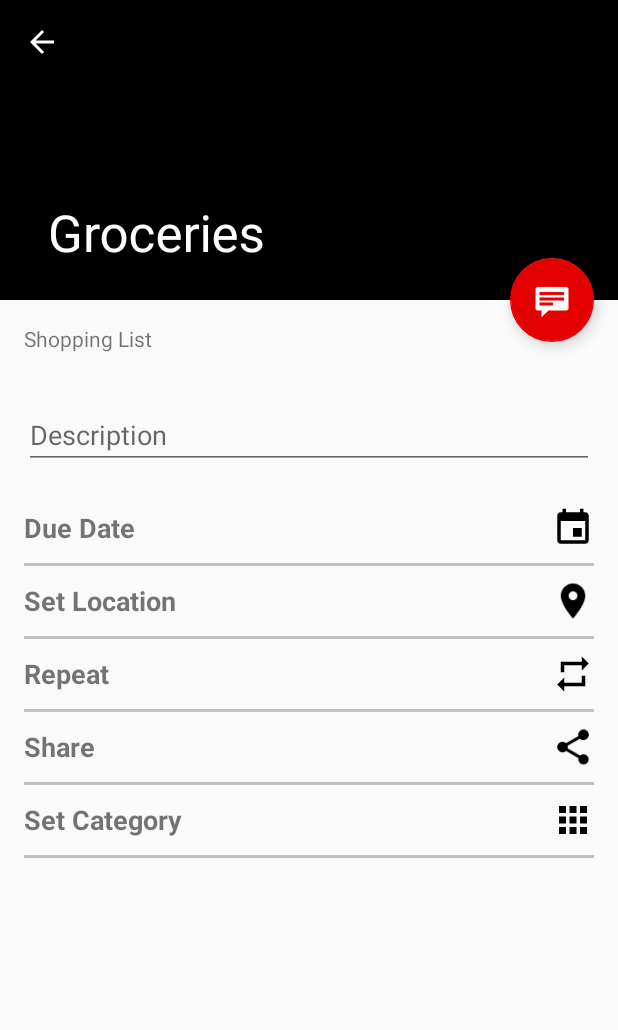
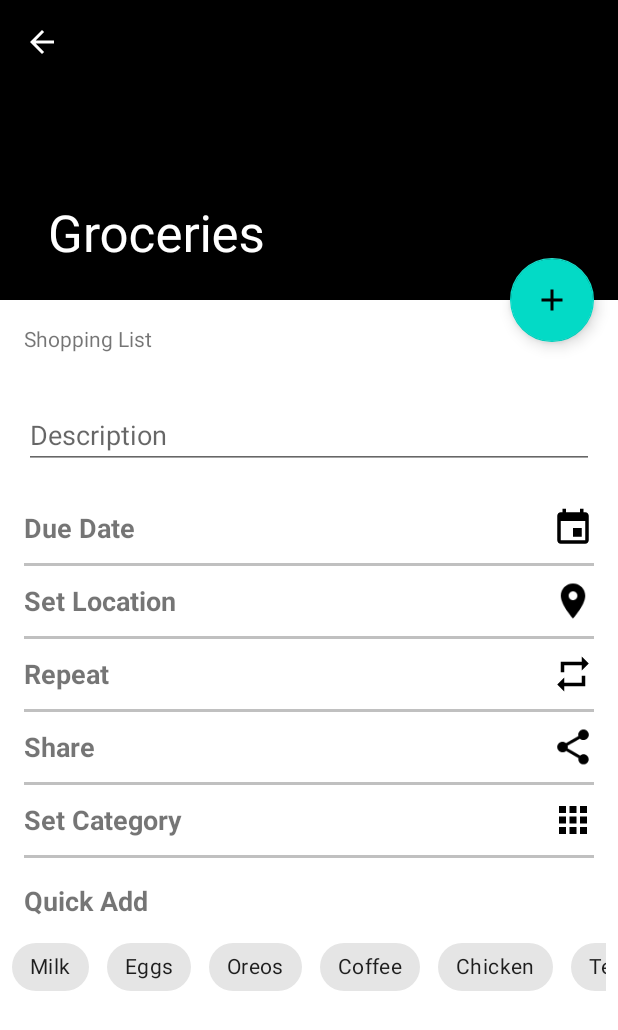
Before and after one commit to ryubears/re-mind, an Android app: the screen it shows after launch (TaskDetailActivity), after a tap on "Groceries", on a phone screen of 412 x 824 dp. Shown: the top 1030 px of the screen. Run offline under Robolectric (Android 15) with nearby library versions, the light colour scheme and no system bars; our stand-ins replace Firebase (no records; nobody signed in at launch, a user with empty details on screens opened directly).

Commit message:
Integrated Kaden's Quick Add

```diff
--- /dev/null
+++ b/app/src/main/res/drawable/add_white_transparent.xml
@@ -0,0 +1,5 @@
+<vector android:height="24dp" android:tint="#FFFFFF"
+    android:viewportHeight="24.0" android:viewportWidth="24.0"
+    android:width="24dp" xmlns:android="http://schemas.android.com/apk/res/android">
+    <path android:fillColor="#FF000000" android:pathData="M19,13h-6v6h-2v-6H5v-2h6V5h2v6h6v2z"/>
+</vector>
--- a/app/src/main/res/layout/activity_task_detail.xml
+++ b/app/src/main/res/layout/activity_task_detail.xml
@@ -49,6 +49,6 @@
         android:layout_margin="@dimen/fab_margin"
         app:layout_anchor="@+id/task_detail_container"
         app:layout_anchorGravity="top|end"
-        app:srcCompat="@android:drawable/stat_notify_chat" />
+        app:srcCompat="@drawable/add_white_transparent" />
 
 </androidx.coordinatorlayout.widget.CoordinatorLayout>
--- a/app/src/main/res/layout/quick_add.xml
+++ b/app/src/main/res/layout/quick_add.xml
@@ -1,7 +1,6 @@
 <?xml version="1.0" encoding="utf-8"?>
 <androidx.constraintlayout.widget.ConstraintLayout xmlns:android="http://schemas.android.com/apk/res/android"
     xmlns:app="http://schemas.android.com/apk/res-auto"
-    xmlns:tools="http://schemas.android.com/tools"
     android:id="@+id/quick_add"
     android:layout_width="match_parent"
     android:layout_height="wrap_content"
@@ -15,7 +14,7 @@
         android:layout_marginTop="8dp"
         android:layout_marginBottom="8dp"
         android:text="@string/quick_add"
-        android:textSize="24sp"
+        android:textSize="18sp"
         android:textStyle="bold"
         app:layout_constraintBottom_toTopOf="@+id/horizontalScrollView2"
         app:layout_constraintStart_toStartOf="parent"
@@ -28,6 +27,8 @@
         android:layout_height="match_parent"
         android:layout_marginBottom="8dp"
         android:fillViewport="true"
+        android:scrollbars="none"
+        android:overScrollMode="always"
         app:layout_constraintBottom_toBottomOf="parent"
         app:layout_constraintEnd_toEndOf="parent"
         app:layout_constraintStart_toStartOf="parent">
@@ -41,39 +42,45 @@
                 android:id="@+id/quick_add_chips"
                 android:layout_width="match_parent"
                 android:layout_height="match_parent"
-                app:chipSpacingHorizontal="8dp"
+                app:chipSpacingHorizontal="12dp"
                 app:singleLine="true">
 
 
                 <com.google.android.material.chip.Chip
                     android:id="@+id/chip6"
                     android:layout_width="wrap_content"
-                    android:layout_height="wrap_content" />
+                    android:layout_height="wrap_content"
+                    android:text="Milk"/>
 
                 <com.google.android.material.chip.Chip
                     android:id="@+id/chip5"
                     android:layout_width="wrap_content"
-                    android:layout_height="wrap_content" />
+                    android:layout_height="wrap_content"
+                    android:text="Eggs"/>
 
                 <com.google.android.material.chip.Chip
                     android:id="@+id/chip4"
                     android:layout_width="wrap_content"
-                    android:layout_height="wrap_content" />
+                    android:layout_height="wrap_content"
+                    android:text="Oreos"/>
 
                 <com.google.android.material.chip.Chip
                     android:id="@+id/chip3"
                     android:layout_width="wrap_content"
-                    android:layout_height="wrap_content" />
+                    android:layout_height="wrap_content"
+                    android:text="Coffee"/>
 
                 <com.google.android.material.chip.Chip
                     android:id="@+id/chip2"
                     android:layout_width="wrap_content"
-                    android:layout_height="wrap_content" />
+                    android:layout_height="wrap_content"
+                    android:text="Chicken"/>
 
                 <com.google.android.material.chip.Chip
                     android:id="@+id/chip"
                     android:layout_width="wrap_content"
-                    android:layout_height="wrap_content" />
+                    android:layout_height="wrap_content"
+                    android:text="Tea"/>
             </com.google.android.material.chip.ChipGroup>
         </LinearLayout>
     </HorizontalScrollView>
--- a/app/src/main/res/layout/task_detail.xml
+++ b/app/src/main/res/layout/task_detail.xml
@@ -190,4 +190,12 @@
         android:background="#c0c0c0"/>
 
 
+    <include layout="@layout/quick_add"
+        android:layout_width="match_parent"
+        android:layout_height="wrap_content"
+        android:layout_margin="8dp"
+        />
+
+
+
 </LinearLayout>
--- a/app/src/main/res/values/styles.xml
+++ b/app/src/main/res/values/styles.xml
@@ -5,7 +5,7 @@
     </style>
 
     <!-- Base application theme. -->
-    <style name="AppTheme" parent="Theme.AppCompat.Light.NoActionBar">
+    <style name="AppTheme" parent="Theme.MaterialComponents.Light.NoActionBar">
         <item name="colorPrimary">@color/colorPrimary</item>
         <item name="colorPrimaryDark">@color/colorPrimaryDark</item>
         <item name="colorAccent">@color/colorAccent</item>
```
